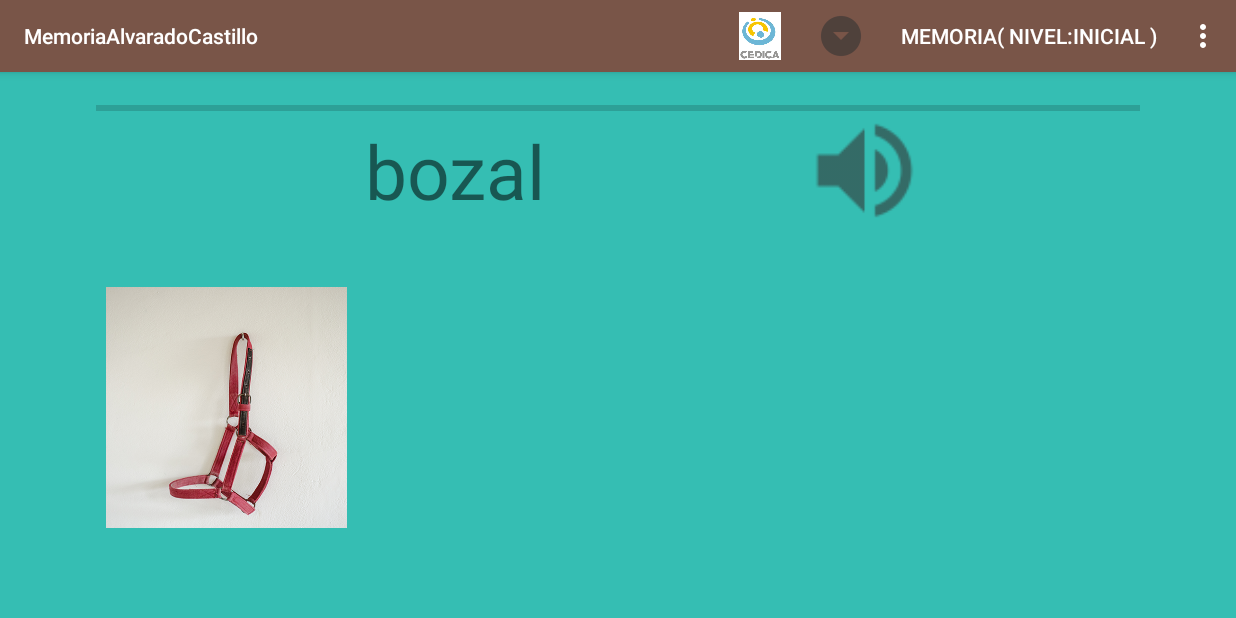
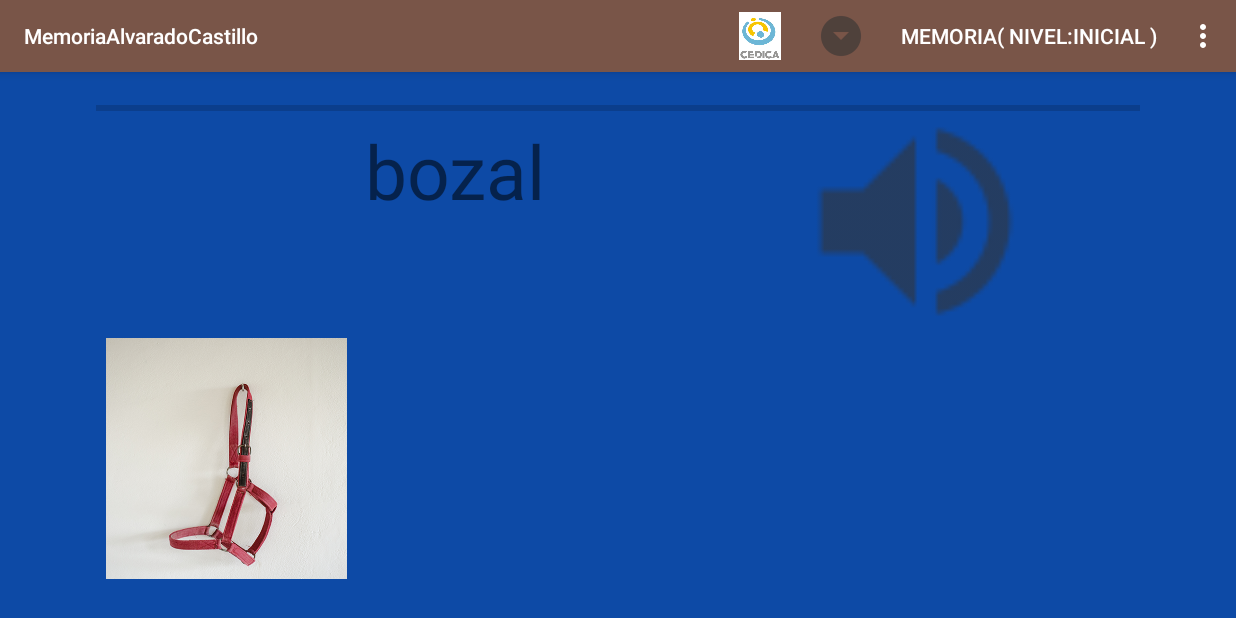
Before and after one commit to miguel-alejandro-castillo-2015/Memoria, an Android app: the MainActivity screen opened directly, with no data from a screen before it, on a phone screen of 824 x 412 dp (held sideways). Run offline under Robolectric (Android 15) with nearby library versions, the phone set to English and light mode, and no system bars.

Commit message:
Cambios de colores y tamaño de imagenes y texto del nivel

```diff
--- a/app/src/main/res/layout/content_nivel.xml
+++ b/app/src/main/res/layout/content_nivel.xml
@@ -13,7 +13,7 @@
     android:orientation="vertical"
     tools:context="com.example.usuario.memoria.MainActivity"
     tools:showIn="@layout/activity_main"
-    android:background="@color/colorAccent">
+    android:background="@color/colorFondo">
 
     <ProgressBar
         style="?android:attr/progressBarStyleHorizontal"
@@ -24,9 +24,9 @@
 
     <LinearLayout
         android:layout_width="match_parent"
-        android:layout_height="wrap_content"
         android:orientation="horizontal"
-        android:weightSum="1">
+        android:weightSum="1"
+        android:layout_height="135dp">
 
         <TextView
             android:textAlignment="center"
@@ -63,8 +63,8 @@
     <LinearLayout
         android:orientation="horizontal"
         android:layout_width="match_parent"
-        android:layout_height="match_parent"
-        android:id="@+id/layout_imagenes">
+        android:id="@+id/layout_imagenes"
+        android:layout_height="match_parent">
         <!---
         <ListView
             android:id="@+id/lista"
--- a/app/src/main/res/values/colors.xml
+++ b/app/src/main/res/values/colors.xml
@@ -4,4 +4,5 @@
     <color name="colorPrimaryDark">#FF2AB52F</color>
     <color name="colorAccent">#35beb3</color>
     <color name="colorBoton">#ffc801</color>
+    <color name="colorFondo">#0d4aa6</color>
 </resources>
```
